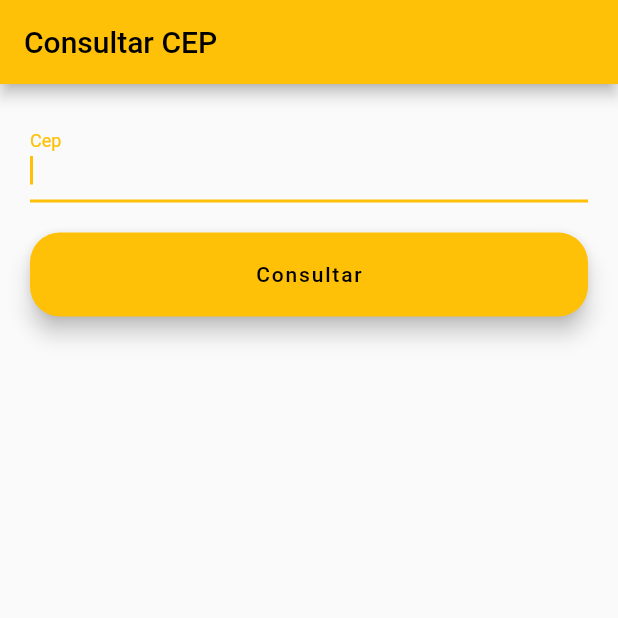
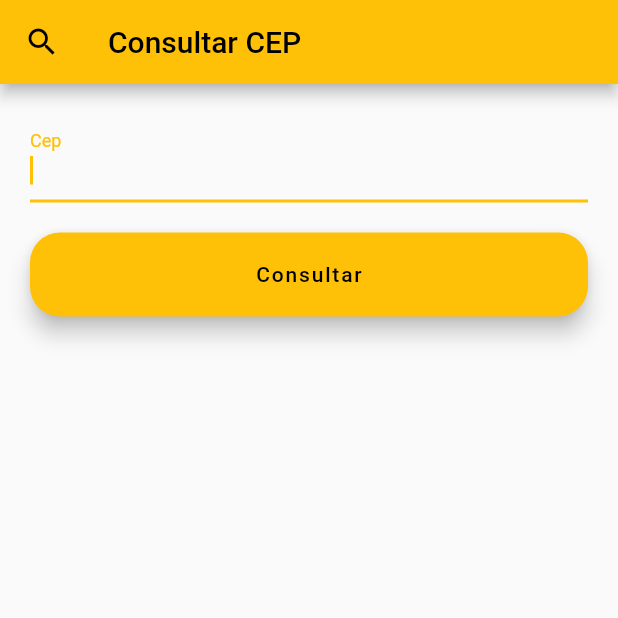
Before and after one commit to thaispaes/Pesquisa-CEP, a Flutter app: the screen it shows after launch, on a phone screen of 412 x 824 dp, the top half of it. Run offline on Flutter 3.47's test engine with Material 2 defaults, Android fonts, the phone set to English and light mode, and no system bars.

Commit message:
Feat: modificando a appBar

```diff
--- a/lib/main.dart
+++ b/lib/main.dart
@@ -6,11 +6,11 @@ import 'package:pesquisa_cep/views/home_page.dart';
 void main() {
   HttpOverrides.global = MyHttpOverrides();
   runApp(MaterialApp(
-    debugShowCheckedModeBanner: false,
+    debugShowCheckedModeBanner: false, //Barra do Debug
     home: HomePage(),
     theme: ThemeData(brightness: Brightness.light, primarySwatch: Colors.amber),
     darkTheme: ThemeData(
-      brightness: Brightness.dark,
+      brightness: Brightness.dark, primarySwatch: Colors.lightBlue
     ),
   ));
 }
--- a/lib/models/result_cep.dart
+++ b/lib/models/result_cep.dart
@@ -21,7 +21,7 @@ class ResultCep {
     this.unidade,
     this.ibge,
     this.gia,
-  });
+  }); // Construtor
 
   factory ResultCep.fromJson(String str) => ResultCep.fromMap(json.decode(str));
 
@@ -37,7 +37,7 @@ class ResultCep {
     unidade: json["unidade"] == null ? null : json["unidade"],
     ibge: json["ibge"] == null ? null : json["ibge"],
     gia: json["gia"] == null ? null : json["gia"],
-  );
+  ); //Salva as informações do Json em variáveis
 
   Map<String, dynamic> toMap() => {
     "cep": cep == null ? null : cep,
@@ -49,5 +49,5 @@ class ResultCep {
     "unidade": unidade == null ? null : unidade,
     "ibge": ibge == null ? null : ibge,
     "gia": gia == null ? null : gia,
-  };
+  }; //Transforma a informação das variáveis em json
 }
--- a/lib/views/home_page.dart
+++ b/lib/views/home_page.dart
@@ -7,7 +7,7 @@ class HomePage extends StatefulWidget {
 }
 
 class _HomePageState extends State<HomePage> {
-  var _searchCepController = TextEditingController();
+  final _searchCepController = TextEditingController();
   bool _loading = false;
   bool _enableField = true;
   String? _result;
@@ -22,7 +22,8 @@ class _HomePageState extends State<HomePage> {
   Widget build(BuildContext context) {
     return Scaffold(
       appBar: AppBar(
-        title: Text('Consultar CEP'),
+        leading: Icon(Icons.search),
+        title: const Text('Consultar CEP'),
       ),
       body: SingleChildScrollView(
         padding: EdgeInsets.all(20.0),
@@ -54,8 +55,8 @@ class _HomePageState extends State<HomePage> {
       padding: const EdgeInsets.only(top: 20.0),
       child: FloatingActionButton(
         onPressed: _searchCep,
+        shape: RoundedRectangleBorder(borderRadius: BorderRadius.circular(20)),
         child: _loading ? _circularLoading() : Text('Consultar'),
-        shape: RoundedRectangleBorder(borderRadius: BorderRadius.circular(20)),
       ),
     );
   }
```
